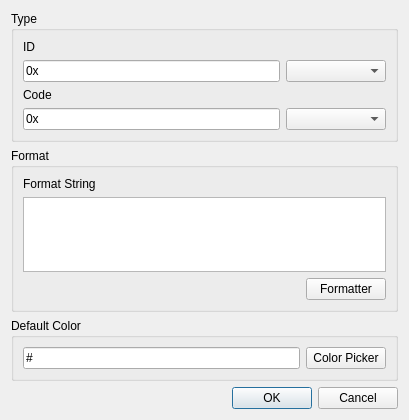
Above: R_Visualizer/MessageConfig/MsgDataMapping/ui/msgdatamappingadddialog.ui from NeverKnewTheName/R_Visualizer before the change. Below: the same form after it.
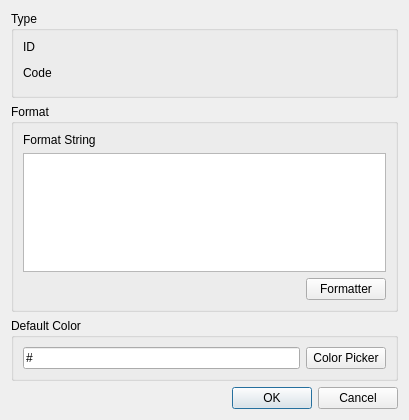
That is the form after the change. Custom widgets are drawn as their Qt base class.

Commit message: added MsgDataFormatString dialog; enabled editor for MsgDataMappingWidget; replaced complicated LineEdits for MsgIDMappingWidget and MsgCodeMappingWidget with the correpsonding Msg Field Widgets; WIP

Diff of the .ui file:
```diff
--- a/R_Visualizer/MessageConfig/MsgDataMapping/ui/msgdatamappingadddialog.ui
+++ b/R_Visualizer/MessageConfig/MsgDataMapping/ui/msgdatamappingadddialog.ui
@@ -28,61 +28,7 @@
        </widget>
       </item>
       <item>
-       <layout class="QHBoxLayout" name="horizontalLayout_2">
-        <item>
-         <widget class="QLineEdit" name="idLineEdit">
-          <property name="sizePolicy">
-           <sizepolicy hsizetype="Expanding" vsizetype="Minimum">
-            <horstretch>0</horstretch>
-            <verstretch>0</verstretch>
-           </sizepolicy>
-          </property>
-          <property name="minimumSize">
-           <size>
-            <width>100</width>
-            <height>0</height>
-           </size>
-          </property>
-          <property name="focusPolicy">
-           <enum>Qt::ClickFocus</enum>
-          </property>
-          <property name="toolTip">
-           <string>Enter the code for the message to be parsed</string>
-          </property>
-          <property name="locale">
-           <locale language="English" country="UnitedStates"/>
-          </property>
-          <property name="inputMask">
-           <string>\0\xhh</string>
-          </property>
-          <property name="maxLength">
-           <number>4</number>
-          </property>
-          <property name="placeholderText">
-           <string/>
-          </property>
-          <property name="cursorMoveStyle">
-           <enum>Qt::LogicalMoveStyle</enum>
-          </property>
-         </widget>
-        </item>
-        <item>
-         <widget class="QComboBox" name="idNumericalFormatComboBox">
-          <property name="minimumSize">
-           <size>
-            <width>100</width>
-            <height>0</height>
-           </size>
-          </property>
-          <property name="toolTip">
-           <string>Select the input format of the code</string>
-          </property>
-          <property name="locale">
-           <locale language="English" country="UnitedStates"/>
-          </property>
-         </widget>
-        </item>
-       </layout>
+       <widget class="MsgIDLineEdit" name="msgIDLineEdit" native="true"/>
       </item>
       <item>
        <widget class="QLabel" name="codeLabel">
@@ -92,61 +38,7 @@
        </widget>
       </item>
       <item>
-       <layout class="QHBoxLayout" name="horizontalLayout_3">
-        <item>
-         <widget class="QLineEdit" name="codeLineEdit">
-          <property name="sizePolicy">
-           <sizepolicy hsizetype="Expanding" vsizetype="Minimum">
-            <horstretch>0</horstretch>
-            <verstretch>0</verstretch>
-           </sizepolicy>
-          </property>
-          <property name="minimumSize">
-           <size>
-            <width>100</width>
-            <height>0</height>
-           </size>
-          </property>
-          <property name="focusPolicy">
-           <enum>Qt::ClickFocus</enum>
-          </property>
-          <property name="toolTip">
-           <string>Enter the code for the message to be parsed</string>
-          </property>
-          <property name="locale">
-           <locale language="English" country="UnitedStates"/>
-          </property>
-          <property name="inputMask">
-           <string>\0\xhh</string>
-          </property>
-          <property name="maxLength">
-           <number>4</number>
-          </property>
-          <property name="placeholderText">
-           <string/>
-          </property>
-          <property name="cursorMoveStyle">
-           <enum>Qt::LogicalMoveStyle</enum>
-          </property>
-         </widget>
-        </item>
-        <item>
-         <widget class="QComboBox" name="codeNumericalFormatComboBox">
-          <property name="minimumSize">
-           <size>
-            <width>100</width>
-            <height>0</height>
-           </size>
-          </property>
-          <property name="toolTip">
-           <string>Select the input format of the code</string>
-          </property>
-          <property name="locale">
-           <locale language="English" country="UnitedStates"/>
-          </property>
-         </widget>
-        </item>
-       </layout>
+       <widget class="MsgCodeLineEdit" name="msgCodeLineEdit" native="true"/>
       </item>
      </layout>
     </widget>
@@ -255,6 +147,20 @@
    </item>
   </layout>
  </widget>
+ <customwidgets>
+  <customwidget>
+   <class>MsgIDLineEdit</class>
+   <extends>QWidget</extends>
+   <header location="global">MsgIDLineEdit.h</header>
+   <container>1</container>
+  </customwidget>
+  <customwidget>
+   <class>MsgCodeLineEdit</class>
+   <extends>QWidget</extends>
+   <header location="global">MsgCodeLineEdit.h</header>
+   <container>1</container>
+  </customwidget>
+ </customwidgets>
  <resources/>
  <connections>
   <connection>
```
The commit also changes 24 other files.
